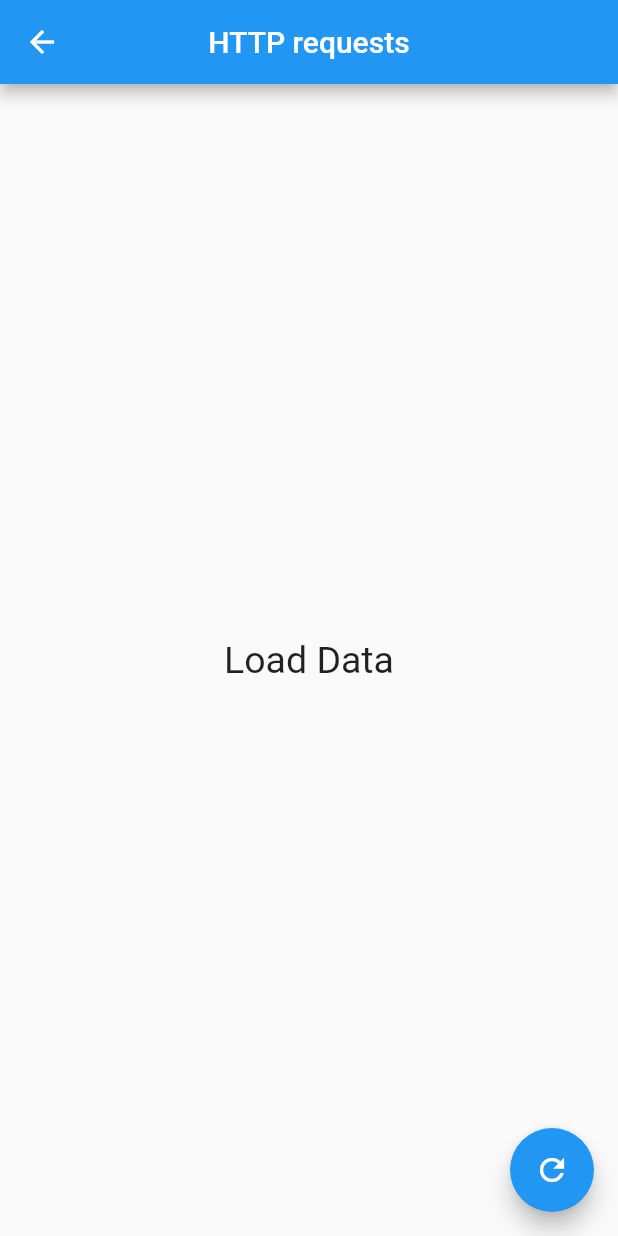
After one commit to chirag-kathpal/Flutter-Learnings, a Flutter app: the dio screen opened directly, after a tap on the "refresh" icon, on a phone screen of 412 x 824 dp. The commit adds this screen. Run offline on Flutter 3.47's test engine with Material 2 defaults, Android fonts, the phone set to English and light mode, and no system bars; our stand-ins replace dio, shared_preferences; accounts and stored records are empty; network calls fail.

Commit message:
http and dio packages

```diff
--- /dev/null
+++ b/Flutter_API/project_1/lib/dio_api/dio.dart
@@ -0,0 +1,66 @@
+import 'dart:convert';
+
+import 'package:dio/dio.dart';
+import 'package:flutter/material.dart';
+import 'package:http/http.dart' as http;
+
+class dio extends StatefulWidget {
+  const dio({super.key});
+
+  @override
+  State<dio> createState() => _dioState();
+}
+
+class _dioState extends State<dio> {
+  final url = 'https://jsonplaceholder.typicode.com/todos';
+
+  final all_todo = [];
+
+  getdata() async {
+    // final res1 = await http.get(Uri.parse(url));
+    // print(res1.body);
+    // var data = jsonDecode(res1.body);
+    // for (var item in data) {
+    //   all_todo.add(item);
+    // }
+
+    final res2 = await Dio().get(url);
+    for (var item in res2.data) {
+      all_todo.add(item);
+    }
+
+    setState(() {});
+  }
+
+  @override
+  Widget build(BuildContext context) {
+    return Scaffold(
+      appBar: AppBar(
+        title: Text('HTTP requests'),
+        centerTitle: true,
+      ),
+      body: all_todo.length == 0
+          ? const Center(
+              child: Text(
+                'Load Data',
+                style: TextStyle(fontSize: 25),
+              ),
+            )
+          : ListView.builder(
+              itemBuilder: ((context, index) {
+                return ListTile(
+                  leading: Text('${all_todo[index]['id']}'),
+                  title: Text(all_todo[index]['title']),
+                );
+              }),
+              itemCount: all_todo.length,
+            ),
+      floatingActionButton: FloatingActionButton(
+        onPressed: () {
+          getdata();
+        },
+        child: const Icon(Icons.refresh),
+      ),
+    );
+  }
+}
--- a/Flutter_API/project_1/lib/main.dart
+++ b/Flutter_API/project_1/lib/main.dart
@@ -1,4 +1,5 @@
 import 'package:flutter/material.dart';
+import 'package:project_1/dio_api/dio.dart';
 import 'package:project_1/screens/HomeScreen.dart';
 
 void main() {
@@ -13,6 +14,7 @@ class MyApp extends StatelessWidget {
     return const MaterialApp(
       debugShowCheckedModeBanner: false,
       home: HomeScreen(),
+      // home: dio(),
     );
   }
 }
--- a/Flutter_API/project_1/lib/services/user_api.dart
+++ b/Flutter_API/project_1/lib/services/user_api.dart
@@ -8,9 +8,12 @@ class FetchUserApi {
     // print('fetch Users');
     const url = 'https://randomuser.me/api/?results=20';
     final uri = Uri.parse(url);
-    final response = await http.get(uri);
+    final response = await http.get(uri);   //final - http.Response
     final body = response.body;
     final json = jsonDecode(body);
+
+    // for http.post(uri) - jsonEncode
+
     final results = json['results'] as List<dynamic>;
 
     final users = results.map((e) {
--- a/Flutter_API/project_1/pubspec.yaml
+++ b/Flutter_API/project_1/pubspec.yaml
@@ -35,6 +35,7 @@ dependencies:
   # Use with the CupertinoIcons class for iOS style icons.
   cupertino_icons: ^1.0.2
   http: ^0.13.6
+  dio: ^5.1.2
 
 dev_dependencies:
   flutter_test:
```
Also changed, not shown: Flutter_API/project_1/pubspec.lock.
